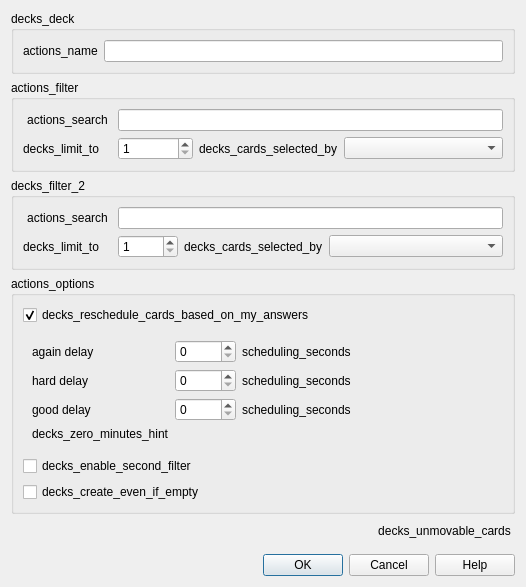
Old version of the form qt/aqt/forms/filtered_deck.ui in the repository ankitects/anki.
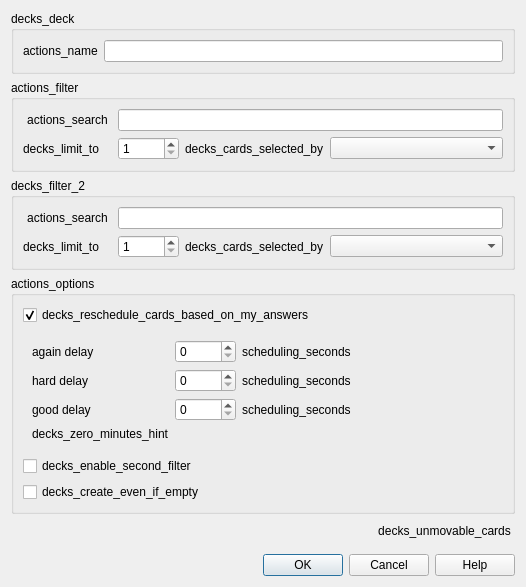
New version of the form.

Commit message: Update filtered_deck.ui (replace maximumSize with sizePolicy)

What changed in the file:
```diff
--- a/qt/aqt/forms/filtered_deck.ui
+++ b/qt/aqt/forms/filtered_deck.ui
@@ -85,11 +85,11 @@
       </item>
       <item row="2" column="2">
        <widget class="QSpinBox" name="limit">
-        <property name="maximumSize">
-         <size>
-          <width>75</width>
-          <height>16777215</height>
-         </size>
+        <property name="sizePolicy">
+         <sizepolicy hsizetype="Fixed" vsizetype="Fixed">
+          <horstretch>0</horstretch>
+          <verstretch>0</verstretch>
+         </sizepolicy>
         </property>
         <property name="minimum">
          <number>1</number>
@@ -168,11 +168,11 @@
       </item>
       <item row="1" column="1">
        <widget class="QSpinBox" name="limit_2">
-        <property name="maximumSize">
-         <size>
-          <width>60</width>
-          <height>16777215</height>
-         </size>
+        <property name="sizePolicy">
+         <sizepolicy hsizetype="Fixed" vsizetype="Fixed">
+          <horstretch>0</horstretch>
+          <verstretch>0</verstretch>
+         </sizepolicy>
         </property>
         <property name="minimum">
          <number>1</number>
```
